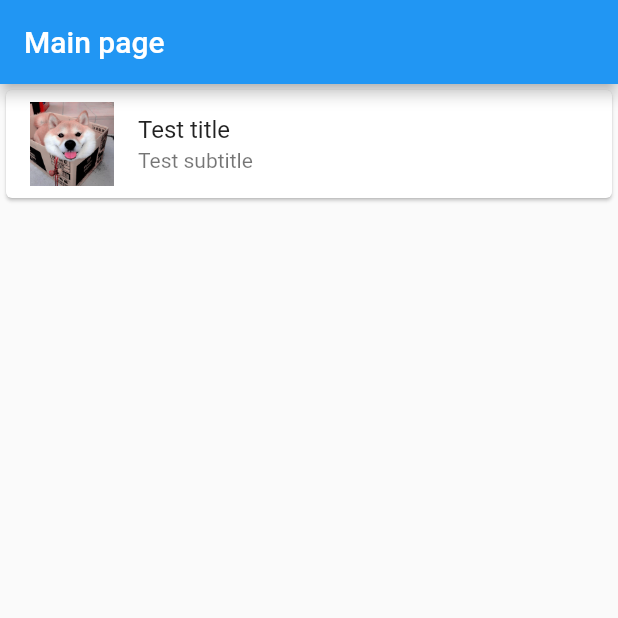
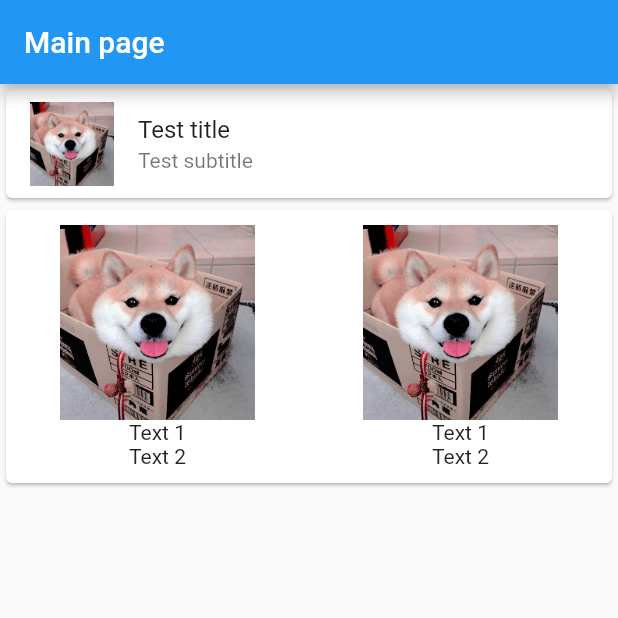
Before and after one commit to samuell324/practice_5, a Flutter app: the screen it shows after launch, on a phone screen of 412 x 824 dp, the top half of it. Run offline on Flutter 3.47's test engine with Material 2 defaults, Android fonts, the phone set to English and light mode, and no system bars.

Commit message:
1.2.2. Implement squareBreedWidget

```diff
--- a/lib/pages/mainBreedsListPage.dart
+++ b/lib/pages/mainBreedsListPage.dart
@@ -1,5 +1,6 @@
 import 'package:flutter/material.dart';
 import 'package:practice_5/widgets/breedListTile.dart';
+import 'package:practice_5/widgets/squareBreedWidget.dart';
 
 class MainPage extends StatelessWidget {
   @override
@@ -9,9 +10,12 @@ class MainPage extends StatelessWidget {
         appBar: AppBar(
           title: Text('Main page'),
         ),
-        body: Container(
-          child: BreedListTile(),
-        ),
+        body: Container(child: Column(
+          children: [
+            BreedListTile(),
+            SquareBreedWidget(),
+          ],
+        )),
       ),
     );
   }
--- a/lib/widgets/squareBreedWidget.dart
+++ b/lib/widgets/squareBreedWidget.dart
@@ -0,0 +1,45 @@
+import 'package:flutter/material.dart';
+
+class SquareBreedWidget extends StatelessWidget {
+  @override
+  Widget build(BuildContext context) {
+    return Card(
+      child: Container(
+        child: Row(
+          children: [
+            Expanded(
+                child: Padding(
+                    padding: EdgeInsets.all(10),
+                    child: Column(
+                      children: [
+                        Container(
+                          height: 130,
+                          child: Image.asset('lib/goodBoyAsset.png'),
+                        ),
+                        Text('Text 1'),
+                        Text('Text 2')
+                      ],
+                    ),
+                )
+            ),
+            Expanded(
+                child: Padding(
+                    padding: EdgeInsets.all(10),
+                    child: Column(
+                      children: [
+                        Container(
+                          height: 130,
+                          child: Image.asset('lib/goodBoyAsset.png'),
+                        ),
+                        Text('Text 1'),
+                        Text('Text 2')
+                      ],
+                    ),
+                )
+            ),
+          ],
+        ),
+      ),
+    );
+  }
+}
```
